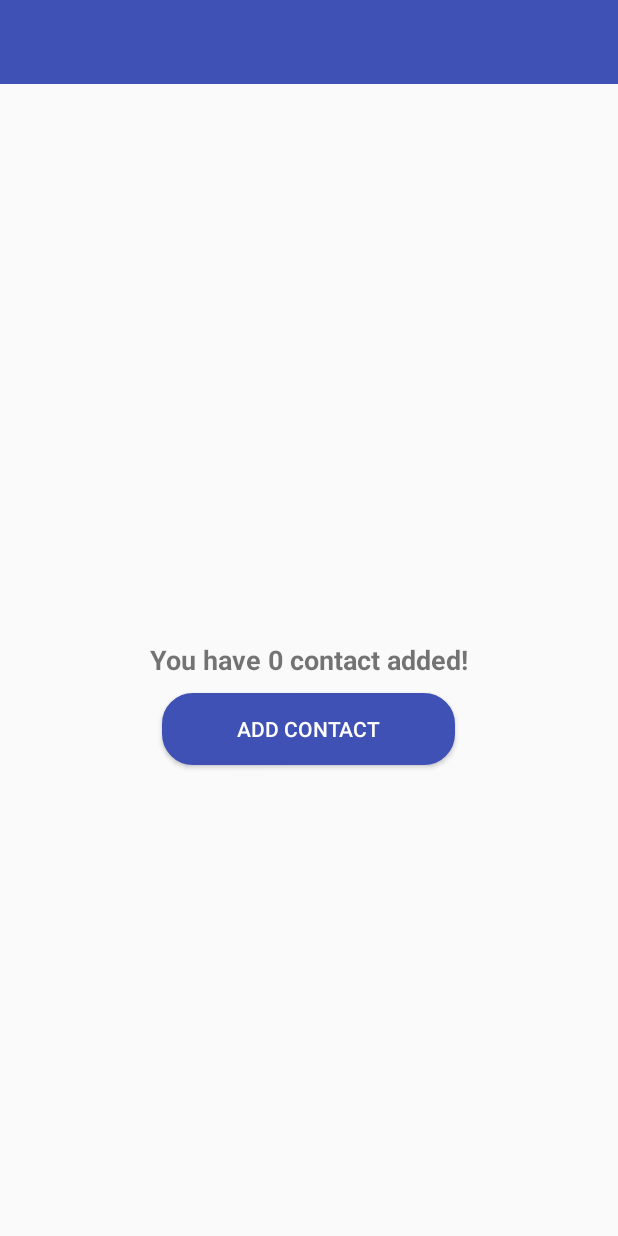
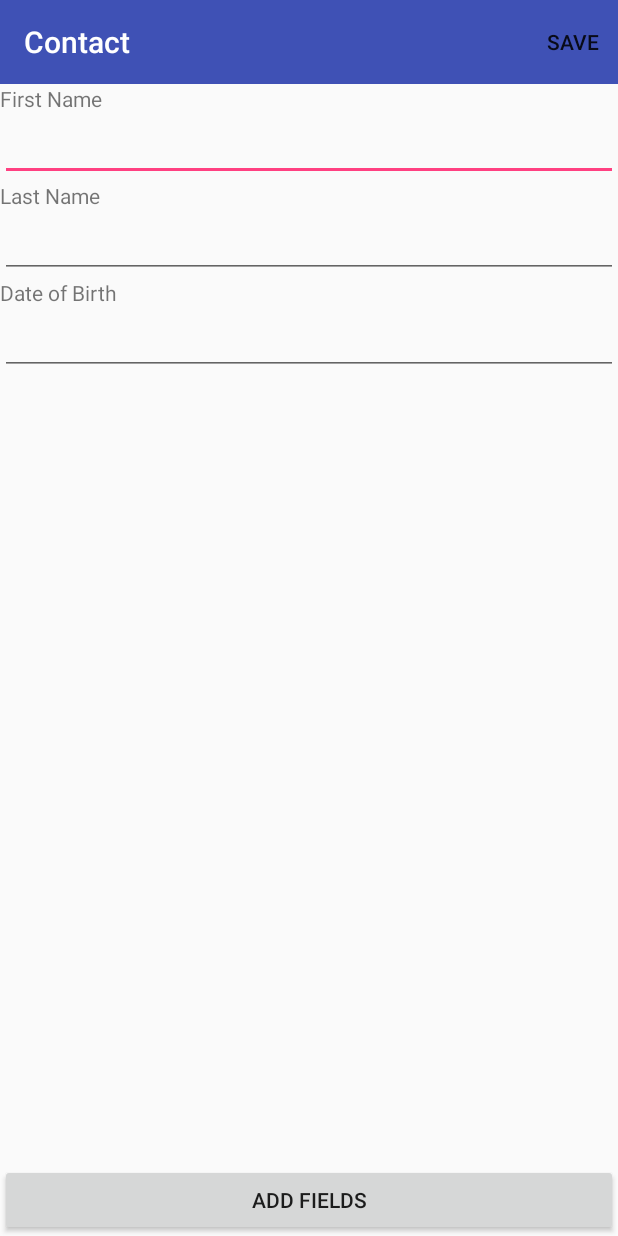
Before and after one commit to joncasagrande/Android-Code-Test-Jonathan-Casagrande, an Android app: the screen it shows after launch (MainActivity before the commit, ContactActivity after it), after a tap on "ADD CONTACT", on a phone screen of 412 x 824 dp. Run offline under Robolectric (Android 15) with nearby library versions, the phone set to English and light mode, and no system bars; our stand-ins replace ButterKnife; libraries missing offline, so code that uses them is left out: com.codetroopers.betterpickers, io.realm; 7 statements that could not run were skipped.

Commit message:
Saving into realm

```diff
--- a/app/src/main/java/servicefusion/com/androidcodetestjonathanfilho/MainActivity.java
+++ /dev/null
@@ -1,38 +0,0 @@
-package servicefusion.com.androidcodetestjonathanfilho;
-
-import android.databinding.DataBindingUtil;
-import android.support.v7.app.AppCompatActivity;
-import android.os.Bundle;
-
-import java.util.List;
-
-
-import servicefusion.com.androidcodetestjonathanfilho.databinding.ActivityMainBinding;
-import servicefusion.com.androidcodetestjonathanfilho.model.Contact;
-
-public class MainActivity extends AppCompatActivity {
-
-    List<Contact> contacts;
-    ActivityMainBinding binding;
-
-    MainViewModel viewModel;
-
-    @Override
-    protected void onCreate(Bundle savedInstanceState) {
-        super.onCreate(savedInstanceState);
-        binding = DataBindingUtil.setContentView(this, R.layout.activity_main);
-        viewModel = new MainViewModel();
-        binding.setViewModel(viewModel);
-
-        setMockContacts();
-    }
-
-    private void setMockContacts(){
-        contacts = Arrays.asList();
-        viewModel.items.addAll(contacts);
-    }
-
-    public void addContact(View view){
-
-    }
-}
--- a/app/src/main/java/servicefusion/com/androidcodetestjonathanfilho/MainViewModel.java
+++ /dev/null
@@ -1,37 +0,0 @@
-package servicefusion.com.androidcodetestjonathanfilho;
-
-
-import android.databinding.ObservableArrayList;
-import android.databinding.ObservableField;
-import android.databinding.ObservableList;
-import android.support.v7.widget.RecyclerView;
-import android.view.View;
-
-import me.tatarka.bindingcollectionadapter2.BindingRecyclerViewAdapter;
-import me.tatarka.bindingcollectionadapter2.ItemBinding;
-
-
-
-/**
- * Created by joncasagrande on 13/09/17.
- */
-
-public class MainViewModel {
-
-    public final ObservableList<String> items = new ObservableArrayList<>();
-    public final ItemBinding<String> itemBinding = ItemBinding.of(BR.viewModel, R.layout.row_contact);
-
-    ObservableField<Boolean>noContactAdded;
-    public MainViewModel() {
-        noContactAdded = new ObservableField<>(true);
-    }
-
-    public final BindingRecyclerViewAdapter.ViewHolderFactory viewHolder =
-            binding -> new StationIssueViewHolder(binding.getRoot());
-    private static class StationIssueViewHolder extends RecyclerView.ViewHolder {
-        public StationIssueViewHolder(View itemView) {
-            super(itemView);
-        }
-    }
-
-}
--- /dev/null
+++ b/app/src/main/java/servicefusion/com/androidcodetestjonathanfilho/ServiceFusionApplication.java
@@ -0,0 +1,20 @@
+package servicefusion.com.androidcodetestjonathanfilho;
+
+import android.app.Application;
+
+import io.realm.Realm;
+
+/**
+ * Created by joncasagrande on 14/09/17.
+ */
+
+public class ServiceFusionApplication extends Application {
+
+    @Override
+    public void onCreate() {
+
+        super.onCreate();
+        Realm.init(this);
+
+    }
+}
--- a/app/src/main/java/servicefusion/com/androidcodetestjonathanfilho/model/Type.java
+++ b/app/src/main/java/servicefusion/com/androidcodetestjonathanfilho/model/Type.java
@@ -1,5 +1,4 @@
 package servicefusion.com.androidcodetestjonathanfilho.model;
-
 
 /**
  * Created by joncasagrande on 12/09/17.
@@ -7,7 +6,7 @@ package servicefusion.com.androidcodetestjonathanfilho.model;
 public enum Type{
     WORK("work"),HOME("home"),PERSONAL("personal");
 
-    protected String name;
+    private String name;
 
     Type() {
     }
--- /dev/null
+++ b/app/src/main/java/servicefusion/com/androidcodetestjonathanfilho/ui/ContactActivity.java
@@ -0,0 +1,91 @@
+package servicefusion.com.androidcodetestjonathanfilho.ui;
+
+import android.support.v4.content.ContextCompat;
+import android.support.v7.app.AppCompatActivity;
+import android.os.Bundle;
+import android.support.v7.widget.Toolbar;
+import android.view.Menu;
+import android.view.MenuInflater;
+import android.view.MenuItem;
+import android.widget.EditText;
+
+import com.codetroopers.betterpickers.datepicker.DatePickerBuilder;
+
+import java.util.Calendar;
+import java.util.Date;
+import java.util.UUID;
+
+import butterknife.Bind;
+import butterknife.ButterKnife;
+import io.realm.Realm;
+import servicefusion.com.androidcodetestjonathanfilho.R;
+import servicefusion.com.androidcodetestjonathanfilho.model.Contact;
+
+public class ContactActivity extends AppCompatActivity {
+
+    @Bind(R.id.toolbar) Toolbar toolbar;
+    @Bind(R.id.dobET) EditText dobET;
+    @Bind(R.id.nameET) EditText nameET;
+    @Bind(R.id.lastNameET) EditText lastNameET;
+
+    Date date;
+    @Override
+    protected void onCreate(Bundle savedInstanceState) {
+        super.onCreate(savedInstanceState);
+        setContentView(R.layout.activity_contact);
+        ButterKnife.bind(this);
+        setSupportActionBar(toolbar);
+        toolbar.setTitleTextColor(ContextCompat.getColor(this,android.R.color.white));
+
+        dobET.setOnClickListener(view -> {
+            DatePickerBuilder dpb = new DatePickerBuilder()
+                    .setFragmentManager(getSupportFragmentManager())
+                    .setStyleResId(R.style.BetterPickersDialogFragment)
+                    .setYearOptional(true)
+                    .addDatePickerDialogHandler((reference, year, monthOfYear, dayOfMonth) -> {
+                        dobET.setText(dayOfMonth+"/"+monthOfYear+"/"+year);
+                        Calendar cal = Calendar.getInstance();
+                        cal.set(Calendar.YEAR,year);
+                        cal.set(Calendar.MONTH,monthOfYear);
+                        cal.set(Calendar.DAY_OF_MONTH,dayOfMonth);
+                        date = cal.getTime();
+                    });
+            dpb.show();
+        });
+
+    }
+
+    @Override
+    public boolean onCreateOptionsMenu(Menu menu) {
+        MenuInflater inflater = getMenuInflater();
+        inflater.inflate(R.menu.contact_menu, menu);
+        return true;
+    }
+
+    @Override
+    public boolean onOptionsItemSelected(MenuItem item) {
+        // Handle item selection
+        switch (item.getItemId()) {
+            case R.id.new_contact:
+                createContact();
+                return true;
+
+            default:
+                return super.onOptionsItemSelected(item);
+        }
+    }
+
+    private void createContact(){
+        Realm realm = Realm.getDefaultInstance();
+        realm.beginTransaction();
+        Contact contact = realm.createObject(Contact.class, UUID.randomUUID().getMostSignificantBits());
+        contact.setName(nameET.getText().toString());
+        contact.setLastName(lastNameET.getText().toString());
+        contact.setDob(date);
+
+        realm.commitTransaction();
+        finish();
+    }
+
+
+}
--- /dev/null
+++ b/app/src/main/java/servicefusion/com/androidcodetestjonathanfilho/ui/MainActivity.java
@@ -0,0 +1,89 @@
+package servicefusion.com.androidcodetestjonathanfilho.ui;
+
+import android.content.Intent;
+import android.support.v4.content.ContextCompat;
+import android.support.v7.app.AppCompatActivity;
+import android.os.Bundle;
+import android.support.v7.widget.LinearLayoutManager;
+import android.support.v7.widget.RecyclerView;
+import android.support.v7.widget.Toolbar;
+import android.view.View;
+import android.widget.RelativeLayout;
+
+import java.util.ArrayList;
+import java.util.Iterator;
+import java.util.List;
+
+
+import butterknife.Bind;
+import butterknife.ButterKnife;
+import io.realm.Realm;
+import io.realm.RealmQuery;
+import io.realm.RealmResults;
+import servicefusion.com.androidcodetestjonathanfilho.R;
+import servicefusion.com.androidcodetestjonathanfilho.model.Contact;
+import servicefusion.com.androidcodetestjonathanfilho.ui.adapter.ContactsAdapter;
+
+public class MainActivity extends AppCompatActivity {
+
+    @Bind(R.id.contactRV) RecyclerView contactRV;
+    @Bind(R.id.noContactRL)
+    RelativeLayout noContactRL;
+    List<Contact> contacts;
+    @Bind(R.id.toolbar)Toolbar toolbar;
+    private ContactsAdapter contactsAdapter;
+    private RecyclerView.LayoutManager layoutManager;
+
+    @Override
+    protected void onCreate(Bundle savedInstanceState) {
+        super.onCreate(savedInstanceState);
+        setContentView(R.layout.activity_main);
+        ButterKnife.bind(this);
+
+        contacts = new ArrayList<>();
+        setSupportActionBar(toolbar);
+        toolbar.setTitleTextColor(ContextCompat.getColor(this,android.R.color.white));
+    }
+
+    @Override
+    protected void onResume() {
+        super.onResume();
+        checkContacts();
+    }
+
+    private void checkContacts(){
+        getContacts();
+
+        if(contacts!= null && !contacts.isEmpty()){
+            noContactRL.setVisibility(View.GONE);
+            contactRV.setVisibility(View.VISIBLE);
+        }else{
+            noContactRL.setVisibility(View.VISIBLE);
+            contactRV.setVisibility(View.GONE);
+        }
+    }
+
+    private void getContacts(){
+        Realm realm = Realm.getDefaultInstance();
+        RealmQuery<Contact> contactRealmQuery = realm.where(Contact.class);
+        RealmResults<Contact> realmResults = contactRealmQuery.findAll();
+        realmResults.sort("name");
+        Iterator<Contact> contactIterator = realmResults.iterator();
+        while(contactIterator.hasNext()){
+            contacts.add(contactIterator.next());
+        }
+
+        if(contacts != null && !contacts.isEmpty()){
+            contactRV.setHasFixedSize(true);
+            layoutManager = new LinearLayoutManager(this);
+            contactRV.setLayoutManager(layoutManager);
+            contactsAdapter = new ContactsAdapter(this, contacts);
+            contactRV.setAdapter(contactsAdapter);
+        }
+
+    }
+
+    public void addContact(View view){
+        startActivity(new Intent(this, ContactActivity.class));
+    }
+}
--- /dev/null
+++ b/app/src/main/res/layout/activity_contact.xml
@@ -0,0 +1,65 @@
+<?xml version="1.0" encoding="utf-8"?>
+<LinearLayout
+    xmlns:android="http://schemas.android.com/apk/res/android"
+    android:layout_height="match_parent"
+    android:layout_width="match_parent"
+    android:orientation="vertical">
+    <android.support.v7.widget.Toolbar
+        android:id="@+id/toolbar"
+        android:layout_width="match_parent"
+        android:layout_height="?attr/actionBarSize"
+        android:background="?attr/colorPrimary"
+        android:minHeight="?attr/actionBarSize"
+        android:theme="?attr/actionBarTheme" />
+
+    <ScrollView
+        android:layout_width="match_parent"
+        android:layout_height="match_parent"
+        android:layout_weight="1">
+        <LinearLayout
+        android:id="@+id/fieldsLL"
+            android:layout_width="match_parent"
+            android:layout_height="match_parent"
+            android:orientation="vertical">
+
+        <TextView
+            android:layout_width="match_parent"
+            android:layout_height="wrap_content"
+            android:text="@string/first_name" />
+
+        <EditText
+            android:id="@+id/nameET"
+            android:layout_width="match_parent"
+            android:layout_height="wrap_content"
+            android:ems="10"
+            android:inputType="textPersonName" />
+        <TextView
+            android:layout_width="match_parent"
+            android:layout_height="wrap_content"
+            android:text="@string/last_name" />
+
+        <EditText
+            android:id="@+id/lastNameET"
+            android:layout_width="match_parent"
+            android:layout_height="wrap_content"
+            android:ems="10"
+            android:inputType="textPersonName" />
+
+        <TextView
+            android:layout_width="match_parent"
+            android:layout_height="wrap_content"
+            android:text="@string/date_of_birth" />
+
+        <EditText
+            android:id="@+id/dobET"
+            android:layout_width="match_parent"
+            android:layout_height="wrap_content"
+            android:ems="10"
+            android:inputType="date" />
+    </LinearLayout>
+    </ScrollView>
+    <Button
+        android:layout_width="match_parent"
+        android:layout_height="wrap_content"
+        android:text="@string/add_fields"/>
+</LinearLayout>
--- a/app/src/main/res/layout/activity_main.xml
+++ b/app/src/main/res/layout/activity_main.xml
@@ -1,17 +1,10 @@
 <?xml version="1.0" encoding="utf-8"?>
-<layout xmlns:android="http://schemas.android.com/apk/res/android"
-    xmlns:tools="http://schemas.android.com/tools">
-    <data>
-        <variable
-            name="viewModel"
-            type="servicefusion.com.androidcodetestjonathanfilho.MainViewModel"/>
-        <import type="me.tatarka.bindingcollectionadapter2.LayoutManagers"/>
-        <import type="android.view.View"/>
-    </data>
 <LinearLayout
+    xmlns:android="http://schemas.android.com/apk/res/android"
+    xmlns:tools="http://schemas.android.com/tools"
     android:layout_width="match_parent"
     android:layout_height="match_parent"
-        tools:context="servicefusion.com.androidcodetestjonathanfilho.MainActivity"
+    tools:context="servicefusion.com.androidcodetestjonathanfilho.ui.MainActivity"
     android:orientation="vertical">
 
     <android.support.v7.widget.Toolbar
@@ -23,10 +16,9 @@
         android:theme="?attr/actionBarTheme" />
 
     <RelativeLayout
-            android:id="@+id/no_contact_RL"
+        android:id="@+id/noContactRL"
         android:layout_width="match_parent"
-            android:layout_height="match_parent"
-            android:visibility="@{viewModel.noContactAdded ? View.VISIBLE: View.GONE }">
+        android:layout_height="match_parent">
 
         <TextView
             android:id="@+id/textView2"
@@ -53,13 +45,9 @@
             />
     </RelativeLayout>
     <android.support.v7.widget.RecyclerView
+        android:id="@+id/contactRV"
         android:layout_width="match_parent"
         android:layout_height="match_parent"
         android:scrollbars="vertical"
-            app:layoutManager="@{LayoutManagers.linear()}"
-            app:items="@{viewModel.items}"
-            app:itemBinding="@{viewModel.itemBinding}"
-            android:visibility="@{viewModel.noContactAdded ? View.GONE : View.VISIBLE }"/>
-
+        android:visibility="gone" />
 </LinearLayout>
-</layout>
--- /dev/null
+++ b/app/src/main/res/menu/contact_menu.xml
@@ -0,0 +1,7 @@
+<?xml version="1.0" encoding="utf-8"?>
+<menu xmlns:android="http://schemas.android.com/apk/res/android"
+    xmlns:app="http://schemas.android.com/apk/res-auto">
+    <item android:id="@+id/new_contact"
+        android:title="@string/save"
+        app:showAsAction="always"/>
+</menu>
--- a/app/src/main/res/values/strings.xml
+++ b/app/src/main/res/values/strings.xml
@@ -3,4 +3,11 @@
 
     <string name="none_contact_added"> You have 0 contact added!</string>
     <string name="add_contact"> Add Contact</string>
+    <string name="contact">Contact</string>
+    <string name="first_name">First Name</string>
+    <string name="last_name">Last Name</string>
+    <string name="date_of_birth">Date of Birth</string>
+    <string name="add_fields">Add Fields</string>
+    <string name="save">Save</string>
+
 </resources>
--- a/build.gradle
+++ b/build.gradle
@@ -7,6 +7,7 @@ buildscript {
     dependencies {
         classpath 'com.android.tools.build:gradle:2.3.3'
         classpath 'me.tatarka:gradle-retrolambda:3.6.1'
+        classpath "io.realm:realm-gradle-plugin:3.7.2"
         // NOTE: Do not place your application dependencies here; they belong
         // in the individual module build.gradle files
     }
```
Also changed, not shown: app/build.gradle (+9 -7 lines), app/src/main/AndroidManifest.xml (+8 -2 lines), app/src/main/java/servicefusion/com/androidcodetestjonathanfilho/model/Address.java (+13 -35 lines), app/src/main/java/servicefusion/com/androidcodetestjonathanfilho/model/Contact.java (+21 -52 lines), app/src/main/java/servicefusion/com/androidcodetestjonathanfilho/model/Email.java (+13 -50 lines), app/src/main/java/servicefusion/com/androidcodetestjonathanfilho/model/PhoneNumber.java (+10 -42 lines), app/src/main/java/servicefusion/com/androidcodetestjonathanfilho/ui/adapter/ContactsAdapter.java (added, +75 -0 lines), app/src/main/res/layout/row_contact.xml (+5 -10 lines). Lines whose indentation alone changed are shown as unchanged.
